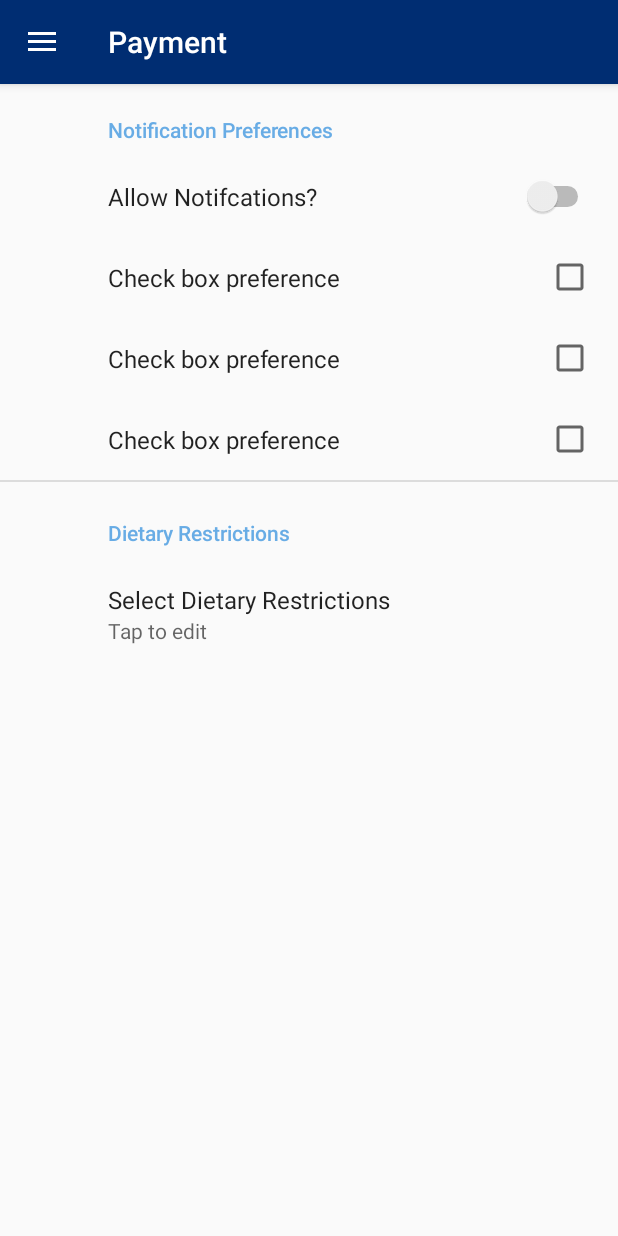
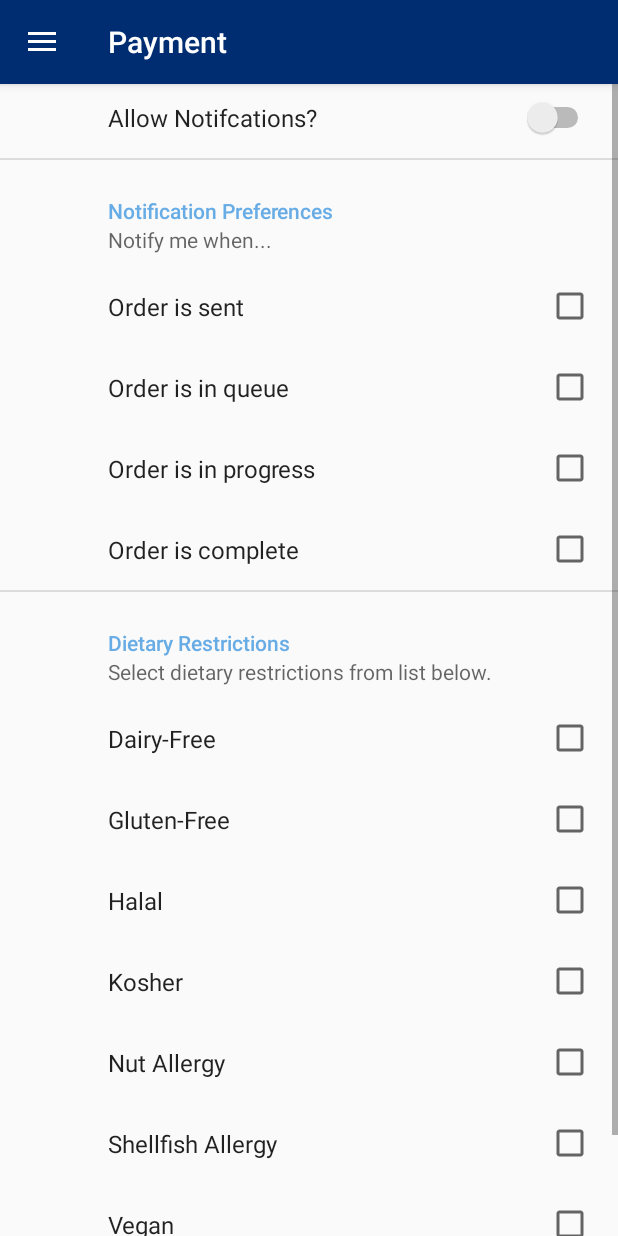
Before and after one commit to jack-van-holland/mylevering, an Android app: the screen it shows after launch once a user with an empty profile is signed in (MainActivity), in the side drawer, after a tap on "Settings", on a phone screen of 412 x 824 dp. Run offline under Robolectric (Android 15) with nearby library versions, the phone set to English and light mode, and no system bars; our stand-ins replace Firebase (no records; nobody signed in at launch, a user with empty details on screens opened directly), androidx.preference.

Commit message:
updated settings fragment to have list of checkboxes instead of multiselect

```diff
--- a/app/src/main/res/values/strings.xml
+++ b/app/src/main/res/values/strings.xml
@@ -86,4 +86,19 @@
     <string name="warning_dairy">This item contains dairy</string>
     <string name="warning_gluten">This item contains gluten</string>
     <string name="warning_nut">This item contains nuts</string>
+    <string name="dietary_restrictions_help">Select  dietary restrictions from list below.</string>
+    <string name="dietary_restrictions_title">Dietary Restrictions</string>
+    <string name="prefs_gluten">Gluten-Free</string>
+    <string name="prefs_dairy">Dairy-Free</string>
+    <string name="prefs_kosher">Kosher</string>
+    <string name="prefs_halal">Halal</string>
+    <string name="prefs_vegan">Vegan</string>
+    <string name="prefs_nut">Nut Allergy</string>
+    <string name="prefs_shellfish">Shellfish Allergy</string>
+    <string name="prefs_vegetarian">Vegetarian</string>
+    <string name="prefs_order_sent">Order is sent</string>
+    <string name="prefs_in_queue">Order is in queue</string>
+    <string name="prefs_in_progress">Order is in progress</string>
+    <string name="prefs_order_complete">Order is complete</string>
+    <string name="prefs_notification_help">Notify me when...</string>
 </resources>
--- a/app/src/main/res/xml/preferences.xml
+++ b/app/src/main/res/xml/preferences.xml
@@ -8,42 +8,76 @@
     <PreferenceCategory android:title="Secret pref cat">
 
     </PreferenceCategory>
+    <SwitchPreference
+        android:id="@+id/settings_notifications_allowed"
+        android:defaultValue="false"
+        android:key="settings_notifications_allowed"
+        android:title="Allow Notifcations?" />
     <PreferenceCategory
         android:id="@+id/pref_cat"
         android:background="#FFFFFF"
+        android:summary="@string/prefs_notification_help"
         android:theme="@style/AppTheme.Settings"
         android:title="@string/settings_notification_title"
         android:visibility="visible"
+        app:dependency="settings_notifications_allowed"
         app:title="@string/settings_notification_title">
-        <SwitchPreference
-            android:id="@+id/settings_notifications_allowed"
-            android:defaultValue="false"
-            android:key="settings_notifications_allowed"
-            android:title="Allow Notifcations?" />
         <CheckBoxPreference
             android:defaultValue="false"
             android:dependency="settings_notifications_allowed"
-            android:key="check_box_preference_1"
-            android:title="Check box preference" />
+            android:key="PREFS_SENT"
+            android:title="@string/prefs_order_sent" />
         <CheckBoxPreference
             android:defaultValue="false"
             android:dependency="settings_notifications_allowed"
-            android:key="check_box_preference_1"
-            android:title="Check box preference" />
+            android:key="PREFS_IN_QUEUE"
+            android:title="@string/prefs_in_queue" />
         <CheckBoxPreference
             android:defaultValue="false"
             android:dependency="settings_notifications_allowed"
-            android:key="check_box_preference_1"
-            android:title="Check box preference" />
+            android:key="PREFS_IN_PROGRESS"
+            android:title="@string/prefs_in_progress" />
+        <CheckBoxPreference
+            android:defaultValue="false"
+            android:dependency="settings_notifications_allowed"
+            android:key="PREFS_COMPLETE"
+            android:title="@string/prefs_order_complete" />
     </PreferenceCategory>
-    <PreferenceCategory android:title="Dietary Restrictions">
-
-        <MultiSelectListPreference
-            android:entries="@array/dietary_restrictions"
-            android:entryValues="@array/dietary_restrictions"
-            android:key="settings_dietary_restrictions"
-            android:summary="Tap to edit"
-            android:title="Select Dietary Restrictions" />
+    <PreferenceCategory
+        android:summary="@string/dietary_restrictions_help"
+        android:title="@string/dietary_restrictions_title">
+        <CheckBoxPreference
+            android:defaultValue="false"
+            android:key="PREFS_DAIRY"
+            android:title="@string/prefs_dairy" />
+        <CheckBoxPreference
+            android:defaultValue="false"
+            android:key="PREFS_GLUTEN"
+            android:title="@string/prefs_gluten" />
+        <CheckBoxPreference
+            android:defaultValue="false"
+            android:key="PREFS_HALAL"
+            android:title="@string/prefs_halal" />
+        <CheckBoxPreference
+            android:defaultValue="false"
+            android:key="PREFS_KOSHER"
+            android:title="@string/prefs_kosher" />
+        <CheckBoxPreference
+            android:defaultValue="false"
+            android:key="PREFS_NUT"
+            android:title="@string/prefs_nut" />
+        <CheckBoxPreference
+            android:defaultValue="false"
+            android:key="PREFS_SHELLFISH"
+            android:title="@string/prefs_shellfish" />
+        <CheckBoxPreference
+            android:defaultValue="false"
+            android:key="PREFS_VEGAN"
+            android:title="@string/prefs_vegan" />
+        <CheckBoxPreference
+            android:defaultValue="false"
+            android:key="PREFS_VEGETARIAN"
+            android:title="@string/prefs_vegetarian" />
     </PreferenceCategory>
 
 </PreferenceScreen>
```
